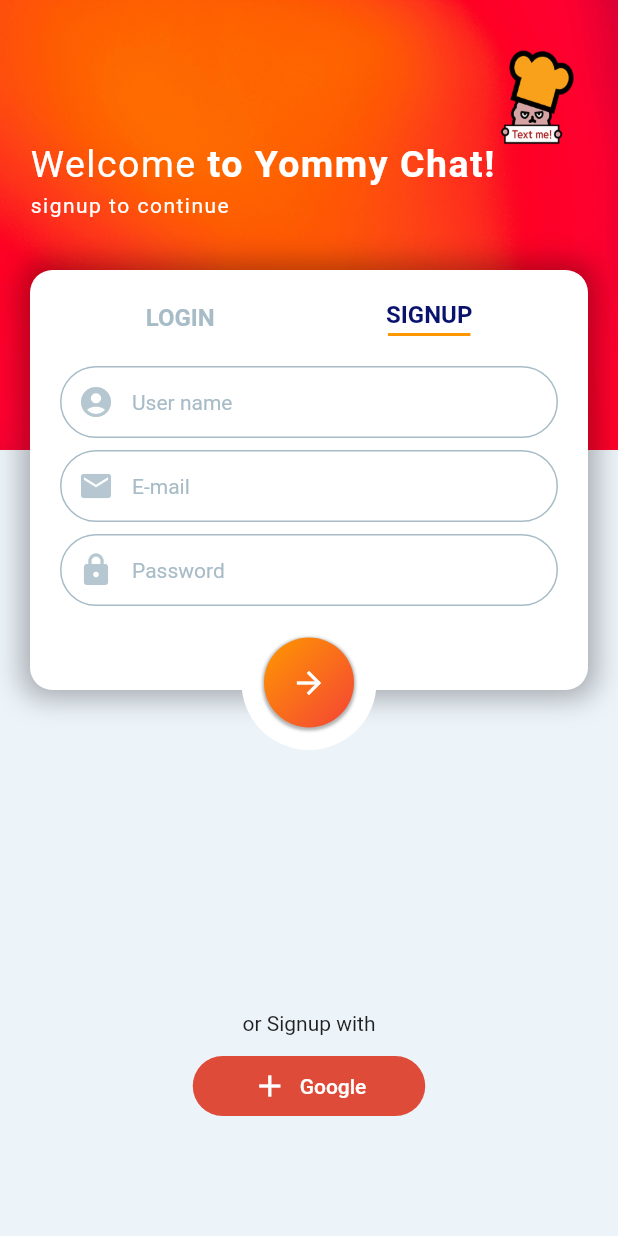
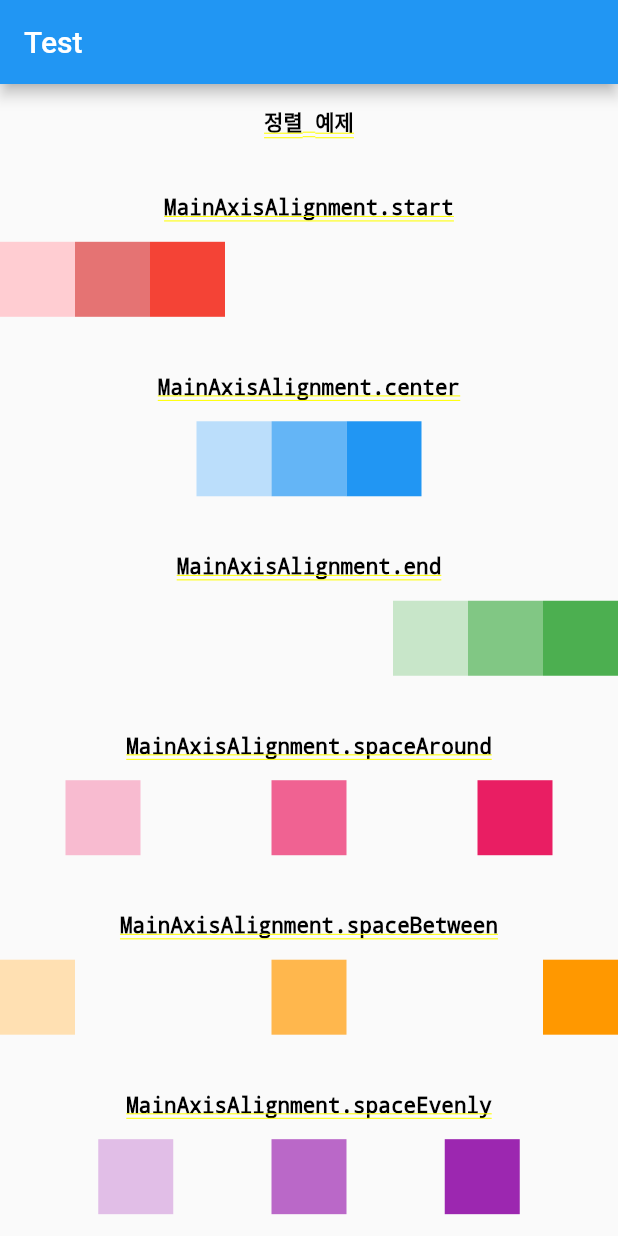
Before and after one commit to coqoa/flutter_codingchef_beginner, a Flutter app: the screen it shows after launch, on a phone screen of 412 x 824 dp. Run offline on Flutter 3.47's test engine with Material 2 defaults, Android fonts, the phone set to English and light mode, and no system bars.

Commit message:
테스트페이지 생성

```diff
--- a/lib/main.dart
+++ b/lib/main.dart
@@ -1,5 +1,6 @@
 import 'package:flutter/material.dart';
 import 'package:flutter_codingchef_beginner/screens/main_screen.dart';
+import 'package:flutter_codingchef_beginner/test.dart';
 
 
 void main() {
@@ -13,7 +14,54 @@ class MyApp extends StatelessWidget {
   Widget build(BuildContext context) {
     return MaterialApp(
       title: 'MyApp',
-      home: LoginSignupScreen(),
+      // home: LoginSignupScreen(),
+      home: TestWidget(),////////////////??////////////////??////////////////??////////////////??
     );
   }
 }
+
+// 순한맛 복습용 메모장//-------------------------------------------
+import 'package:flutter/material.dart';
+
+class MyApp extends StatelessWidget {
+  const MyApp({Key? key}) : super(key: key);
+
+  @override
+  Widget build(BuildContext context) {
+    return MaterialApp(
+      title: "타이틀", // 앱을 총칭하는 이름
+      theme: ThemeData(
+          primarySwatch: Colors.blue
+      ),
+      home: MyHomePage(),
+    );
+  }
+}
+// 앱 기능이 늘어나고 코드가 늘어나면 가독성, 효율성, 유지보수 용이성을 위해
+// 조각화하는게 중요함
+class MyHomePage extends StatelessWidget {
+  const MyHomePage({Key? key}) : super(key: key);
+
+  @override
+  Widget build(BuildContext context) {
+    return Scaffold(
+      // 코드 작성 ..
+      appBar: AppBar(
+        title: Text('AppBarTitle'), // AppBar에서 출력되는 이름
+        centerTitle: true,
+      ),
+      body: Center(
+        child: Column(
+          children: <Widget>[
+            Text('텍스트1'),
+            Container(width: 10, height: 10, color: Colors.red,),
+            Text('텍스트2'),
+            Container(width: 10, height: 10, color: Colors.blue,),
+            Text('텍스트3'),
+            Container(width: 10, height: 10, color: Colors.green,),
+          ],
+        ),
+      ),
+    );
+  }
+}
--- /dev/null
+++ b/lib/test.dart
@@ -0,0 +1,97 @@
+import 'package:flutter/material.dart';
+
+class TestWidget extends StatelessWidget {
+  const TestWidget({Key? key}) : super(key: key);
+
+  @override
+  Widget build(BuildContext context) {
+    // 스크린 컨트롤러로 화면 위치에 따른 작업 수행
+    return Scaffold(
+      appBar: AppBar(
+        title: const Text("Test"),
+      ),
+      body: MaterialApp(
+        title: '타이틀', //
+        theme: ThemeData( // 앱의 기본적인 테마 지정
+          primarySwatch: Colors.red
+        ),
+        home: CustomWidget(),
+      )
+    );
+  }
+}
+class CustomWidget extends StatelessWidget {
+  const CustomWidget({Key? key}) : super(key: key);
+
+  @override
+  Widget build(BuildContext context) {
+    return Center(
+      child:Column(
+        mainAxisAlignment: MainAxisAlignment.spaceEvenly,
+        children: [
+        Text('정렬 예제', style: TextStyle(fontSize: 14,color: Colors.black),),
+        SizedBox(height: 10,),
+        Text('MainAxisAlignment.start', style: TextStyle(fontSize: 14,color: Colors.black),),
+        Row(
+          mainAxisAlignment: MainAxisAlignment.start,
+          children: [
+            Container(width: 50,height: 50, color: Colors.red[100]),
+            Container(width: 50,height: 50, color: Colors.red[300]),
+            Container(width: 50,height: 50, color: Colors.red[500]),
+          ],
+        ),
+        SizedBox(height: 10,),
+        Text('MainAxisAlignment.center', style: TextStyle(fontSize: 14,color: Colors.black),),
+        Row(
+          mainAxisAlignment: MainAxisAlignment.center,
+          children: [
+            Container(width: 50,height: 50, color: Colors.blue[100]),
+            Container(width: 50,height: 50, color: Colors.blue[300]),
+            Container(width: 50,height: 50, color: Colors.blue[500]),
+          ],
+        ),
+        SizedBox(height: 10,),
+        Text('MainAxisAlignment.end', style: TextStyle(fontSize: 14,color: Colors.black),),
+        Row(
+          mainAxisAlignment: MainAxisAlignment.end,
+          children: [
+            Container(width: 50,height: 50, color: Colors.green[100]),
+            Container(width: 50,height: 50, color: Colors.green[300]),
+            Container(width: 50,height: 50, color: Colors.green[500]),
+          ],
+        ),
+        SizedBox(height: 10,),
+        Text('MainAxisAlignment.spaceAround', style: TextStyle(fontSize: 14,color: Colors.black),),
+        Row(
+          mainAxisAlignment: MainAxisAlignment.spaceAround,
+          children: [
+            Container(width: 50,height: 50, color: Colors.pink[100]),
+            Container(width: 50,height: 50, color: Colors.pink[300]),
+            Container(width: 50,height: 50, color: Colors.pink[500]),
+          ],
+        ),
+        SizedBox(height: 10,),
+        Text('MainAxisAlignment.spaceBetween', style: TextStyle(fontSize: 14,color: Colors.black),),
+        Row(
+          mainAxisAlignment: MainAxisAlignment.spaceBetween,
+          children: [
+            Container(width: 50,height: 50, color: Colors.orange[100]),
+            Container(width: 50,height: 50, color: Colors.orange[300]),
+            Container(width: 50,height: 50, color: Colors.orange[500]),
+          ],
+        ),
+        SizedBox(height: 10,),
+        Text('MainAxisAlignment.spaceEvenly', style: TextStyle(fontSize: 14,color: Colors.black),),
+        Row(
+          mainAxisAlignment: MainAxisAlignment.spaceEvenly,
+          children: [
+            Container(width: 50,height: 50, color: Colors.purple[100]),
+            Container(width: 50,height: 50, color: Colors.purple[300]),
+            Container(width: 50,height: 50, color: Colors.purple[500]),
+          ],
+        ),
+        ],
+      )
+    );
+  }
+}
```
